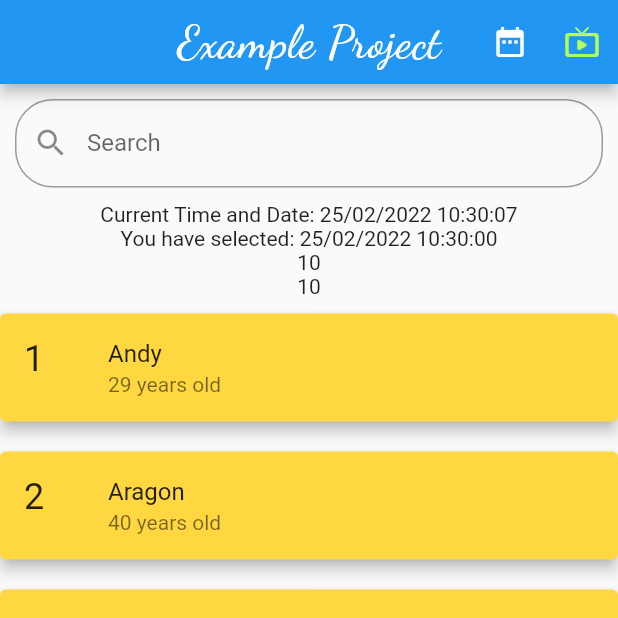
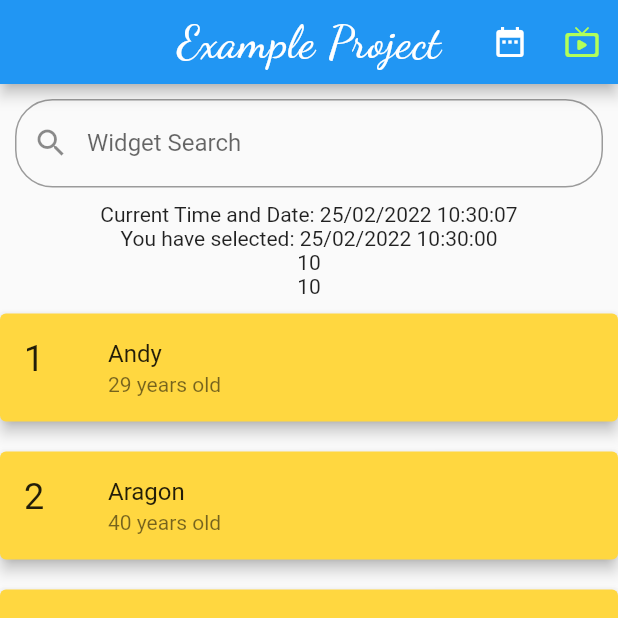
Before and after one commit to Hadjimamas/Testing_Project, a Flutter app: the screen it shows after launch, on a phone screen of 412 x 824 dp, the top half of it. Run offline on Flutter 3.47's test engine with Material 2 defaults, Android fonts, the phone set to English and light mode, and no system bars; our stand-ins replace google_fonts.

Commit message:
Practice Project

```diff
--- /dev/null
+++ b/lib/Widget.dart
@@ -0,0 +1,21 @@
+import 'package:flutter/material.dart';
+
+Widget search(
+    void Function(String) onChanged, TextEditingController editingController) {
+  return Padding(
+    padding: const EdgeInsets.all(10),
+    child: TextField(
+      onChanged: onChanged,
+      controller: editingController,
+      decoration: const InputDecoration(
+
+          /// https://karthikponnam.medium.com/flutter-search-in-listview-1ffa40956685
+
+          labelText: "Widget Search",
+          hintText: "Widget Search",
+          prefixIcon: Icon(Icons.search),
+          border: OutlineInputBorder(
+              borderRadius: BorderRadius.all(Radius.circular(25.0)))),
+    ),
+  );
+}
--- a/lib/main.dart
+++ b/lib/main.dart
@@ -2,6 +2,7 @@ import 'package:flutter/material.dart';
 import 'package:google_fonts/google_fonts.dart';
 import 'dart:async';
 import 'package:intl/intl.dart';
+import 'package:testing/Widget.dart';
 
 Future<void> modalBottomSheet(BuildContext context) {
   return showModalBottomSheet<void>(
@@ -104,7 +105,6 @@ class _MyHomePage extends State<MyHomePage> {
     _timeString = _formatDateTime(DateTime.now());
     Timer.periodic(
         const Duration(seconds: 1), (Timer t) => _getTime(DateTime.now()));
-
     super.initState();
   }
 
@@ -170,7 +170,9 @@ class _MyHomePage extends State<MyHomePage> {
             ),
           ],
         ),
+        search((value) => _runFilter(value), editingController),
         //Search
+        /*
         Padding(
           padding: const EdgeInsets.all(10),
           child: TextField(
@@ -186,7 +188,7 @@ class _MyHomePage extends State<MyHomePage> {
                 border: OutlineInputBorder(
                     borderRadius: BorderRadius.all(Radius.circular(25.0)))),
           ),
-        ),
+        ),*/
         Text("Current Time and Date: $_timeString"),
         Text("You have selected: $dateNow"),
         //print(_foundUsers.length);
```
